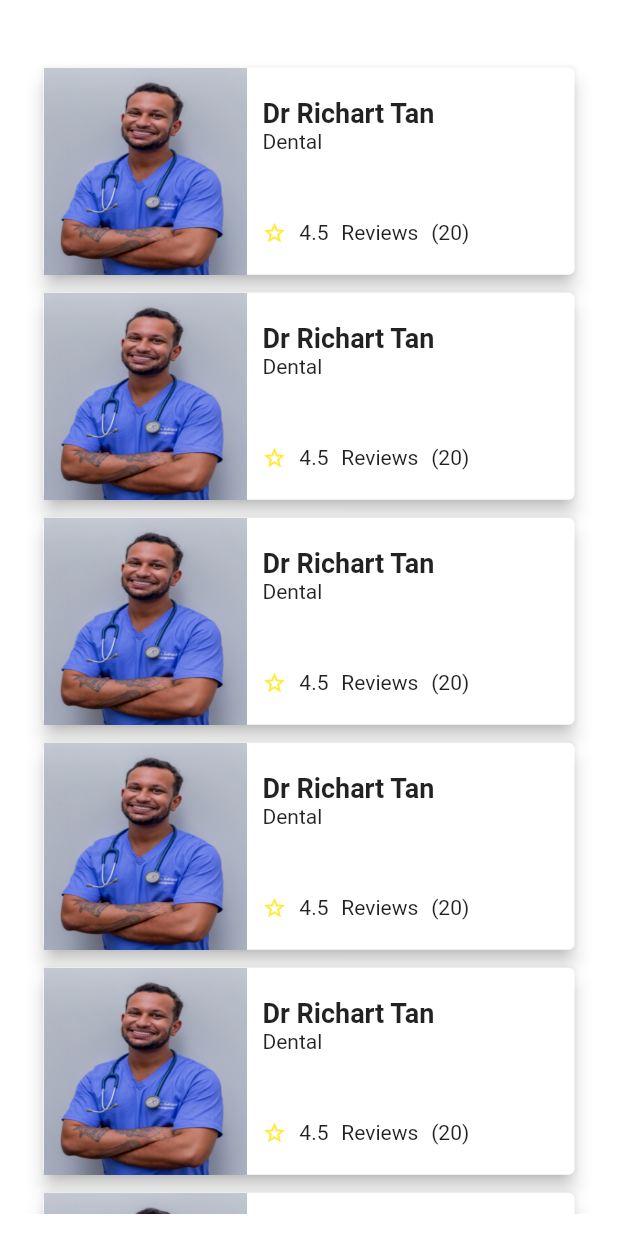
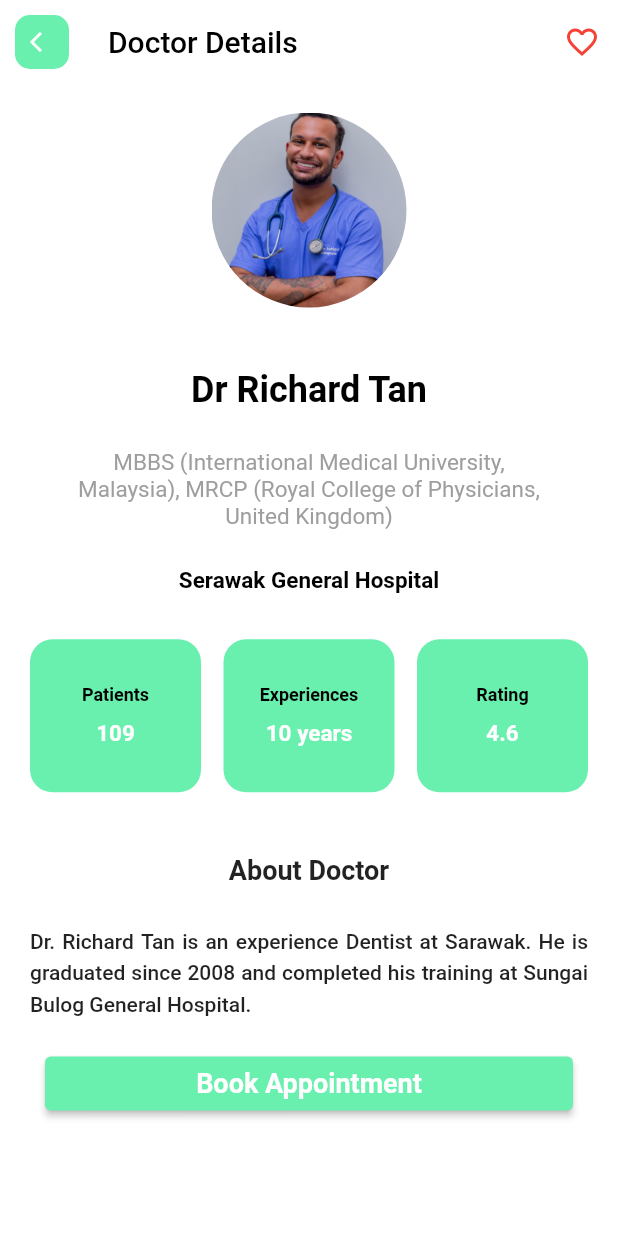
Before and after one commit to putraprdn/doctor-appointment, a Flutter app: the HomePage screen opened directly, scrolled down 576 dp, after a tap on "Dr Richart Tan", on a phone screen of 412 x 824 dp. Run offline on Flutter 3.47's test engine with Material 2 defaults, Android fonts, the phone set to English and light mode, and no system bars; our stand-ins replace font_awesome_flutter, lottie, table_calendar.

```diff
--- /dev/null
+++ b/lib/components/custom_appbar.dart
@@ -0,0 +1,63 @@
+import 'package:doctor_appointment/utils/config.dart';
+import 'package:flutter/material.dart';
+import 'package:font_awesome_flutter/font_awesome_flutter.dart';
+
+class CustomAppBar extends StatefulWidget implements PreferredSizeWidget {
+  const CustomAppBar({
+    super.key,
+    this.appTitle,
+    this.route,
+    this.icon,
+    this.actions,
+  });
+
+  @override
+  Size get preferredSize => const Size.fromHeight(60);
+
+  final String? appTitle;
+  final String? route;
+  final FaIcon? icon;
+  final List<Widget>? actions;
+
+  @override
+  State<CustomAppBar> createState() => _CustomAppBarState();
+}
+
+class _CustomAppBarState extends State<CustomAppBar> {
+  @override
+  Widget build(BuildContext context) {
+    return AppBar(
+      automaticallyImplyLeading: true,
+      backgroundColor: Colors.white,
+      elevation: 0,
+      title: Text(
+        widget.appTitle!,
+        style: const TextStyle(
+          fontSize: 20.0,
+          color: Colors.black,
+        ),
+      ),
+      leading: widget.icon != null
+          ? Container(
+              margin: const EdgeInsets.symmetric(horizontal: 10, vertical: 10),
+              decoration: BoxDecoration(
+                color: Config.primaryColor,
+                borderRadius: BorderRadius.circular(10),
+              ),
+              child: IconButton(
+                onPressed: () {
+                  if (widget.route != null) {
+                    Navigator.of(context).pushNamed(widget.route!);
+                  } else {
+                    Navigator.of(context).pop();
+                  }
+                },
+                icon: widget.icon!,
+                iconSize: 16,
+              ),
+            )
+          : null,
+          actions: widget.actions ?? null,
+    );
+  }
+}
--- a/lib/components/doctor_card.dart
+++ b/lib/components/doctor_card.dart
@@ -1,14 +1,11 @@
 import 'package:doctor_appointment/utils/config.dart';
 import 'package:flutter/material.dart';
 
-class DoctorCard extends StatefulWidget {
-  const DoctorCard({super.key});
+class DoctorCard extends StatelessWidget {
+  const DoctorCard({super.key, required this.route});
 
-  @override
-  State<DoctorCard> createState() => _DoctorCardState();
-}
+  final String route;
 
-class _DoctorCardState extends State<DoctorCard> {
   @override
   Widget build(BuildContext context) {
     Config().init(context);
@@ -78,7 +75,7 @@ class _DoctorCardState extends State<DoctorCard> {
           ),
         ),
         onTap: () {
-
+          Navigator.of(context).pushNamed(route);
         },
       ),
     );
--- a/lib/main.dart
+++ b/lib/main.dart
@@ -1,6 +1,9 @@
 import 'package:doctor_appointment/core.dart';
 import 'package:doctor_appointment/main_layout.dart';
 import 'package:doctor_appointment/screens/auth_page.dart';
+import 'package:doctor_appointment/screens/booking_page.dart';
+import 'package:doctor_appointment/screens/doctor_details.dart';
+import 'package:doctor_appointment/screens/success_booked.dart';
 import 'package:doctor_appointment/utils/config.dart';
 import 'package:flutter/material.dart';
 
@@ -18,7 +21,7 @@ class MyApp extends StatelessWidget {
   Widget build(BuildContext context) {
     return MaterialApp(
       title: 'Flutter Doctor App',
-navigatorKey: Get.navigatorKey,
+      navigatorKey: Get.navigatorKey,
       debugShowCheckedModeBanner: false,
       theme: ThemeData(
         inputDecorationTheme: const InputDecorationTheme(
@@ -45,6 +48,9 @@ navigatorKey: Get.navigatorKey,
       routes: {
         '/': (context) => const AuthPage(),
         'main': (context) => const MainLayout(),
+        'doc_details': (context) => const DoctorDetails(),
+        'booking_page': (context) => const BookingPage(),
+        'success_booking': (context) => const AppointmentBooked(),
       },
     );
   }
--- /dev/null
+++ b/lib/screens/doctor_details.dart
@@ -0,0 +1,226 @@
+import 'package:doctor_appointment/components/custom_appbar.dart';
+import 'package:doctor_appointment/core.dart';
+import 'package:flutter/material.dart';
+import 'package:font_awesome_flutter/font_awesome_flutter.dart';
+
+class DoctorDetails extends StatefulWidget {
+  const DoctorDetails({super.key});
+
+  @override
+  State<DoctorDetails> createState() => _DoctorDetailsState();
+}
+
+class _DoctorDetailsState extends State<DoctorDetails> {
+  bool isFav = false;
+
+  @override
+  Widget build(BuildContext context) {
+    return Scaffold(
+      appBar: CustomAppBar(
+        appTitle: "Doctor Details",
+        icon: const FaIcon(Icons.arrow_back_ios),
+        actions: [
+          IconButton(
+            onPressed: () {},
+            icon:
+                FaIcon(isFav ? Icons.favorite_rounded : Icons.favorite_outline),
+            color: Colors.red,
+          ),
+        ],
+      ),
+      body: SingleChildScrollView(
+        child: SafeArea(
+          child: Column(
+            children: [
+              // Doctor avatar and intro
+              const AboutDoctor(),
+
+              // Details of the doctor
+              const DetailBody(),
+
+              Padding(
+                padding: const EdgeInsets.symmetric(horizontal: 30),
+                child: Container(
+                  margin: const EdgeInsets.only(bottom: 15),
+                  child: Button(
+                    width: double.infinity,
+                    title: "Book Appointment",
+                    onPressed: () {
+                      // Navigate to the appointment screen
+                      Navigator.of(context).pushNamed('booking_page');
+                    },
+                  ),
+                ),
+              ),
+            ],
+          ),
+        ),
+      ),
+    );
+  }
+}
+
+class AboutDoctor extends StatelessWidget {
+  const AboutDoctor({super.key});
+
+  @override
+  Widget build(BuildContext context) {
+    Config().init(context);
+    return SizedBox(
+      width: double.maxFinite,
+      child: Padding(
+        padding: const EdgeInsets.only(top: 15),
+        child: Column(
+          children: [
+            const CircleAvatar(
+              radius: 65.0,
+              backgroundImage: AssetImage("assets/doctor_2.jpg"),
+              backgroundColor: Colors.white,
+            ),
+            Config.spaceMedium,
+            const Text(
+              "Dr Richard Tan",
+              style: TextStyle(
+                color: Colors.black,
+                fontSize: 24,
+                fontWeight: FontWeight.bold,
+              ),
+            ),
+            Config.spaceSmall,
+            SizedBox(
+              width: Config.widthSize * 0.75,
+              child: const Text(
+                "MBBS (International Medical University, Malaysia), MRCP (Royal College of Physicians, United Kingdom)",
+                style: TextStyle(
+                  color: Colors.grey,
+                  fontSize: 15.0,
+                ),
+                softWrap: true,
+                textAlign: TextAlign.center,
+              ),
+            ),
+            Config.spaceSmall,
+            SizedBox(
+              width: Config.widthSize * 0.75,
+              child: const Text(
+                "Serawak General Hospital",
+                style: TextStyle(
+                  color: Colors.black,
+                  fontWeight: FontWeight.bold,
+                  fontSize: 15.0,
+                ),
+                softWrap: true,
+                textAlign: TextAlign.center,
+              ),
+            ),
+          ],
+        ),
+      ),
+    );
+  }
+}
+
+class DetailBody extends StatelessWidget {
+  const DetailBody({super.key});
+
+  @override
+  Widget build(BuildContext context) {
+    return Container(
+      padding: const EdgeInsets.symmetric(
+        horizontal: 20,
+        vertical: 5,
+      ),
+      margin: const EdgeInsets.only(bottom: 15),
+      child: Column(
+        children: [
+          Config.spaceSmall,
+          // Doctor exp, patient, and rating
+          const DoctorInfo(),
+          Config.spaceMedium,
+          const Text(
+            "About Doctor",
+            style: TextStyle(
+              fontWeight: FontWeight.w600,
+              fontSize: 18.0,
+            ),
+          ),
+          Config.spaceSmall,
+          const Text(
+            "Dr. Richard Tan is an experience Dentist at Sarawak. He is graduated since 2008 and completed his training at Sungai Bulog General Hospital.",
+            style: TextStyle(
+              fontWeight: FontWeight.w500,
+              height: 1.5,
+            ),
+            softWrap: true,
+            textAlign: TextAlign.justify,
+          ),
+        ],
+      ),
+    );
+  }
+}
+
+class DoctorInfo extends StatelessWidget {
+  const DoctorInfo({super.key});
+
+  @override
+  Widget build(BuildContext context) {
+    return const Row(
+      children: [
+        InfoCard(label: 'Patients', value: '109'),
+        SizedBox(width: 15),
+        InfoCard(label: 'Experiences', value: '10 years'),
+        SizedBox(width: 15),
+        InfoCard(label: 'Rating', value: '4.6'),
+      ],
+    );
+  }
+}
+
+class InfoCard extends StatelessWidget {
+  const InfoCard({
+    super.key,
+    required this.label,
+    required this.value,
+  });
+
+  final String label;
+  final String value;
+
+  @override
+  Widget build(BuildContext context) {
+    return Expanded(
+      child: Container(
+        decoration: BoxDecoration(
+          borderRadius: BorderRadius.circular(15),
+          color: Config.primaryColor,
+        ),
+        padding: const EdgeInsets.symmetric(
+          vertical: 30,
+          horizontal: 15,
+        ),
+        child: Column(
+          children: [
+            Text(
+              label,
+              style: const TextStyle(
+                color: Colors.black,
+                fontSize: 12.0,
+                fontWeight: FontWeight.bold,
+              ),
+            ),
+            const SizedBox(height: 10),
+            Text(
+              value,
+              style: const TextStyle(
+                color: Colors.white,
+                fontSize: 15,
+                fontWeight: FontWeight.bold,
+              ),
+            ),
+          ],
+        ),
+      ),
+    );
+  }
+}
--- a/lib/screens/home_page.dart
+++ b/lib/screens/home_page.dart
@@ -145,7 +145,7 @@ class _HomePageState extends State<HomePage> {
                 Config.spaceSmall,
                 Column(
                     children: List.generate(10, (index) {
-                  return const DoctorCard();
+                  return const DoctorCard(route: 'doc_details');
                 })),
               ],
             ),
```
Also changed, not shown: lib/screens/booking_page.dart (added, +180 -0 lines), lib/screens/success_booked.dart (added, +50 -0 lines).
